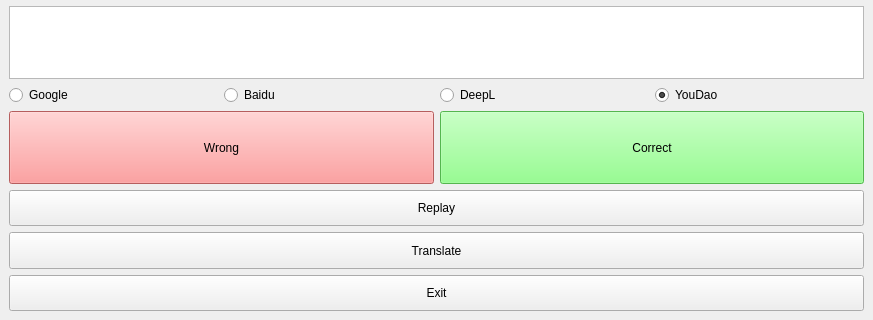
Above: ui/mainwindow.ui from lth6696/2022-03-19-WordsCheck before the change; both pictures show x 0 to 873 and y 301 to 621 of the 873 by 621 pixel window. Below: the same form after it.
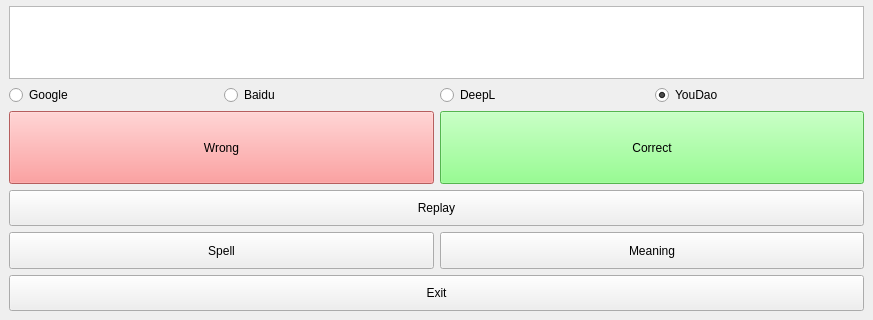
That is the form after the change.

```diff
--- a/ui/mainwindow.ui
+++ b/ui/mainwindow.ui
@@ -111,22 +111,6 @@
       </property>
      </widget>
     </item>
-    <item row="5" column="0" colspan="4">
-     <widget class="QPushButton" name="PBTranslate">
-      <property name="sizePolicy">
-       <sizepolicy hsizetype="Minimum" vsizetype="Preferred">
-        <horstretch>0</horstretch>
-        <verstretch>0</verstretch>
-       </sizepolicy>
-      </property>
-      <property name="styleSheet">
-       <string notr="true">font: 87 16pt &quot;Arial Black&quot;;</string>
-      </property>
-      <property name="text">
-       <string>Translate</string>
-      </property>
-     </widget>
-    </item>
     <item row="6" column="0" colspan="4">
      <widget class="QPushButton" name="PBExit">
       <property name="sizePolicy">
@@ -169,6 +153,38 @@
       </property>
      </widget>
     </item>
+    <item row="5" column="2" colspan="2">
+     <widget class="QPushButton" name="PBTranslate">
+      <property name="sizePolicy">
+       <sizepolicy hsizetype="Minimum" vsizetype="Preferred">
+        <horstretch>0</horstretch>
+        <verstretch>0</verstretch>
+       </sizepolicy>
+      </property>
+      <property name="styleSheet">
+       <string notr="true">font: 87 16pt &quot;Arial Black&quot;;</string>
+      </property>
+      <property name="text">
+       <string>Meaning</string>
+      </property>
+     </widget>
+    </item>
+    <item row="5" column="0" colspan="2">
+     <widget class="QPushButton" name="PBSpell">
+      <property name="sizePolicy">
+       <sizepolicy hsizetype="Minimum" vsizetype="Preferred">
+        <horstretch>0</horstretch>
+        <verstretch>0</verstretch>
+       </sizepolicy>
+      </property>
+      <property name="styleSheet">
+       <string notr="true">font: 87 16pt &quot;Arial Black&quot;;</string>
+      </property>
+      <property name="text">
+       <string>Spell</string>
+      </property>
+     </widget>
+    </item>
    </layout>
   </widget>
  </widget>
```
